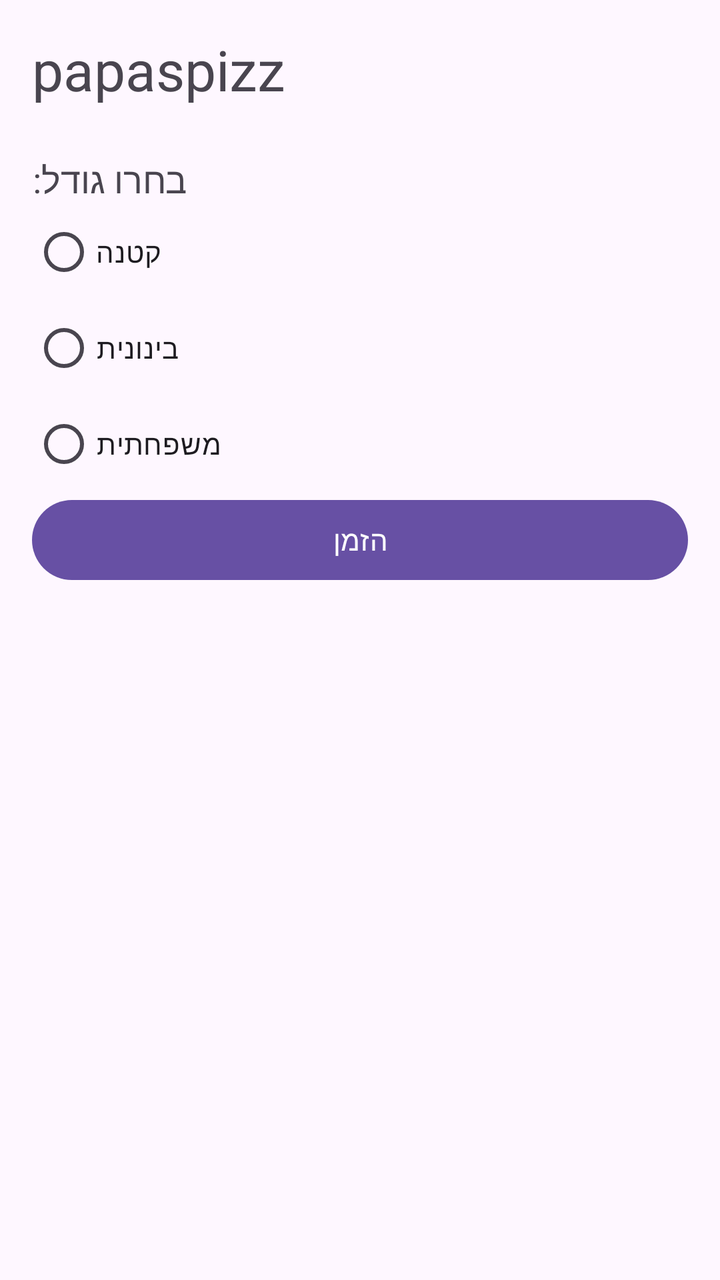
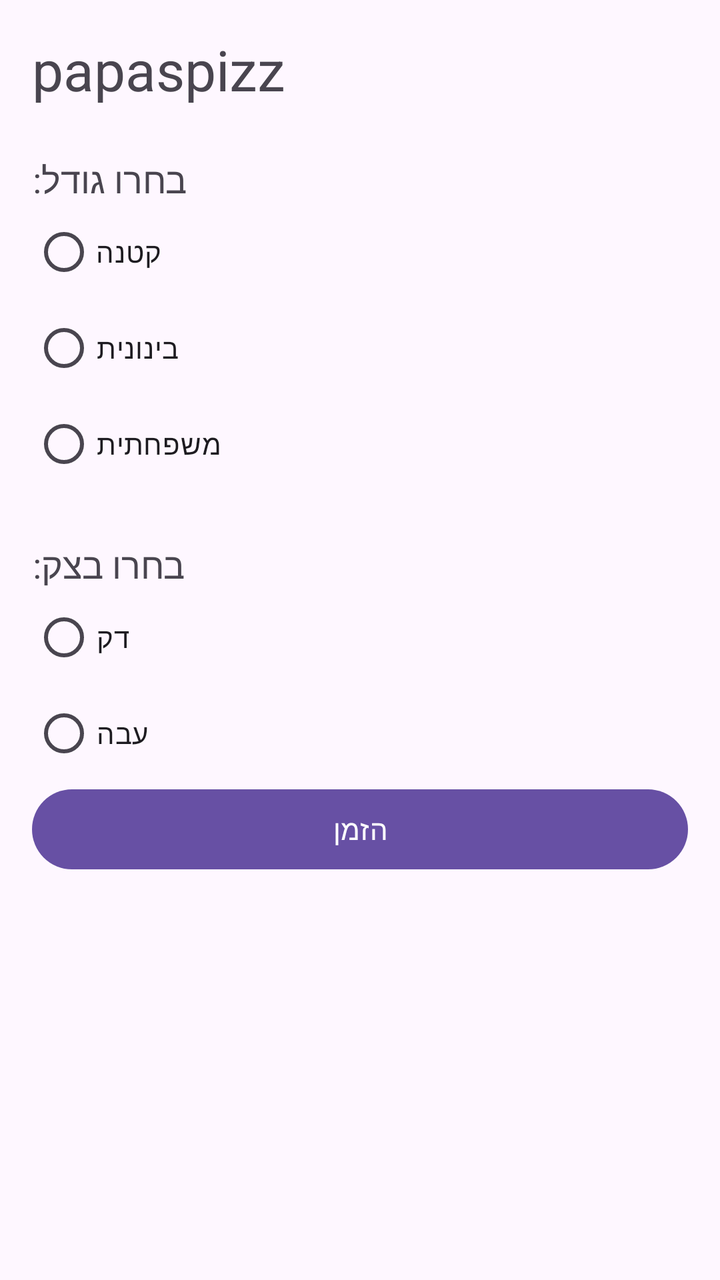

The first picture is an Android layout as it rendered before a commit; the second is the same layout after the commit. The layout source and the unified diff follow.
<!-- AndroidManifest.xml: application theme Theme.PizzaOrder -->
<!-- res/layout/activity_main.xml -->
<?xml version="1.0" encoding="utf-8"?>
<LinearLayout xmlns:android="http://schemas.android.com/apk/res/android"
    android:id="@+id/main"
    android:layout_width="match_parent"
    android:layout_height="match_parent"
    android:orientation="vertical"
    android:padding="16dp">

    

    <TextView
        android:id="@+id/tvTitle"
        android:layout_width="match_parent"
        android:layout_height="wrap_content"
        android:text="papaspizz"
        android:textSize="28sp" />

    <TextView
        android:id="@+id/tvSizeLabel"
        android:layout_width="wrap_content"
        android:layout_height="wrap_content"
        android:layout_marginTop="24dp"
        android:text="בחרו גודל:"
        android:textSize="18sp" />

    <RadioGroup
        android:id="@+id/rgSize"
        android:layout_width="match_parent"
        android:layout_height="wrap_content"
        android:orientation="vertical">

        <RadioButton
            android:id="@+id/rbSmall"
            android:layout_width="wrap_content"
            android:layout_height="wrap_content"
            android:text="קטנה" />

        <RadioButton
            android:id="@+id/rbMedium"
            android:layout_width="wrap_content"
            android:layout_height="wrap_content"
            android:text="בינונית" />

        <RadioButton
            android:id="@+id/rbLarge"
            android:layout_width="wrap_content"
            android:layout_height="wrap_content"
            android:text="משפחתית" />

    </RadioGroup>

    <Button
        android:id="@+id/btnOrder"
        android:layout_width="match_parent"
        android:layout_height="wrap_content"
        android:text="הזמן" />
</LinearLayout>
<!-- resources referenced by this layout -->
<resources>
  <style name="Theme.PizzaOrder" parent="Base.Theme.PizzaOrder" />
  <style name="Base.Theme.PizzaOrder" parent="Theme.Material3.DayNight.NoActionBar">
          
          
      </style>
</resources>

<!-- the commit's change to res/layout/activity_main.xml (unified diff, before → after) -->
@@ -49,6 +49,36 @@
 
     </RadioGroup>
 
+    <TextView
+        android:id="@+id/tvCrust"
+        android:layout_width="wrap_content"
+        android:layout_height="wrap_content"
+        android:layout_marginTop="24dp"
+        android:text="בחרו בצק:"
+        android:textSize="18sp" />
+
+    <RadioGroup
+        android:layout_width="wrap_content"
+        android:layout_height="wrap_content"
+        android:orientation="vertical"
+        android:id="@+id/rgCrust"
+        >
+
+        <RadioButton
+            android:layout_width="wrap_content"
+            android:layout_height="wrap_content"
+            android:id="@+id/rbThin"
+            android:text="דק">
+        </RadioButton>
+
+        <RadioButton
+            android:layout_width="wrap_content"
+            android:layout_height="wrap_content"
+            android:id="@+id/rbThick"
+            android:text="עבה">
+        </RadioButton>
+    </RadioGroup>
+
     <Button
         android:id="@+id/btnOrder"
         android:layout_width="match_parent"
